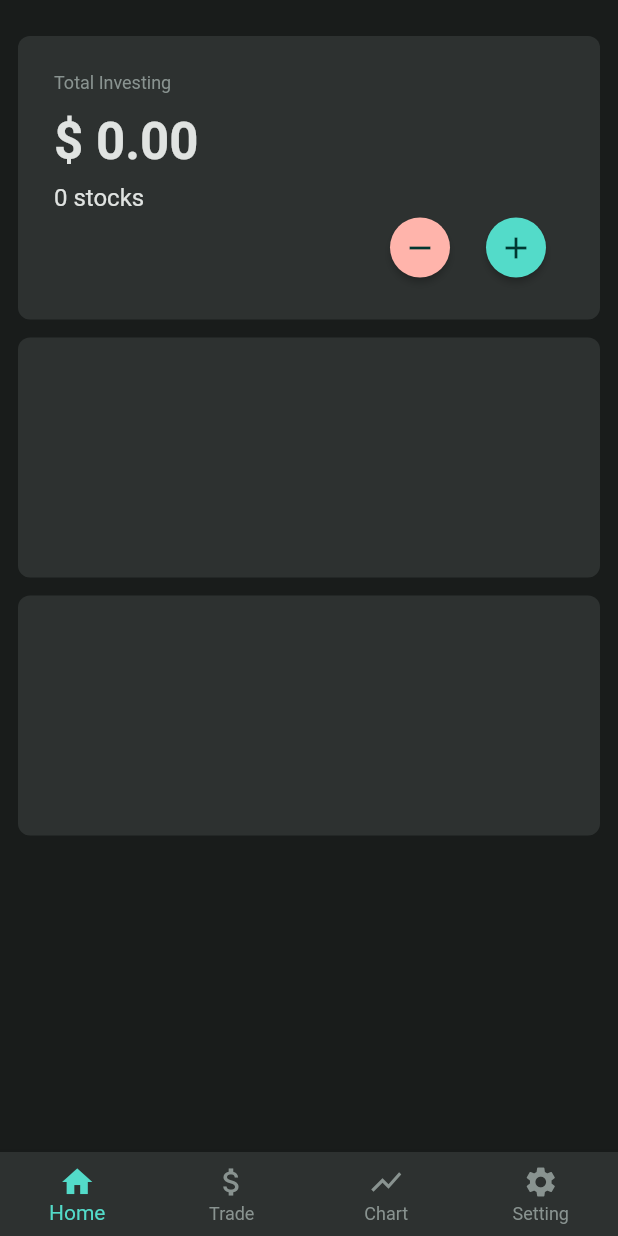
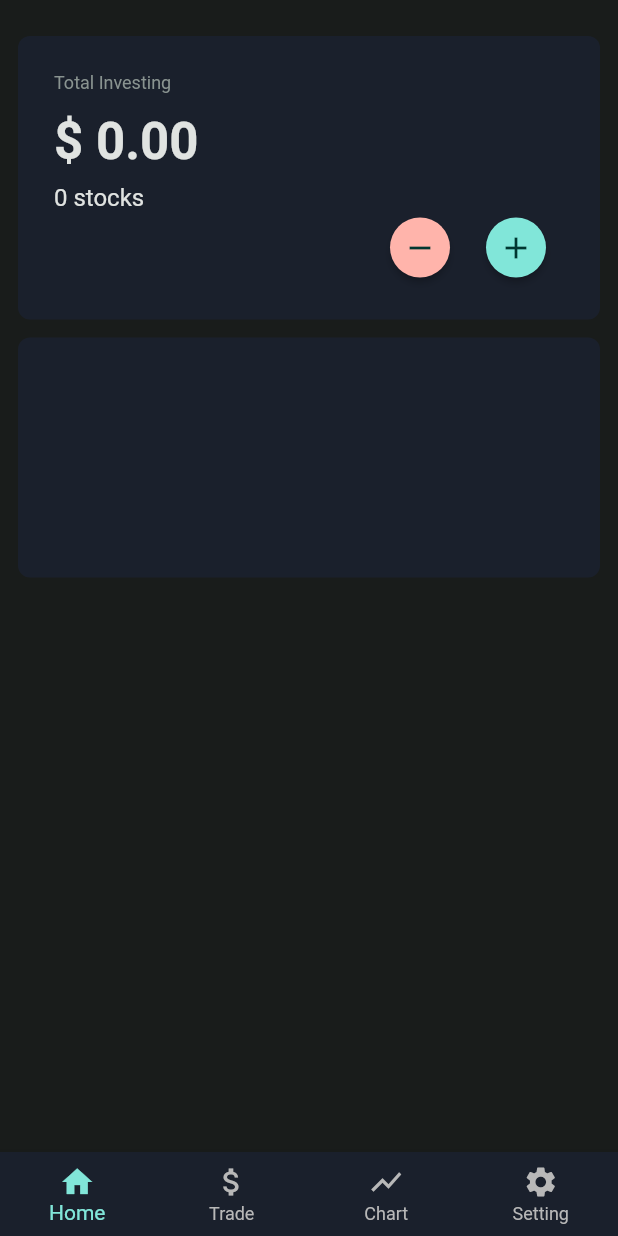
Before and after one commit to raccoon91/raccoon-investment-app, a Flutter app: the HomeScreen screen opened directly, on a phone screen of 412 x 824 dp. Run offline on Flutter 3.47's test engine with Material 2 defaults, Android fonts, the phone set to English and light mode, and no system bars; our stand-ins replace bloc, equatable, flutter_bloc, flutter_dotenv, supabase_flutter; accounts and stored records are empty.

Commit message:
feat: modify group order & home style

```diff
--- a/lib/repository/group_repository.dart
+++ b/lib/repository/group_repository.dart
@@ -9,8 +9,8 @@ class GroupRepository {
       final List data = await supabase
           .from('groups')
           .select('*, favorites ( *, symbols ( * ))')
-          .order('order')
-          .order('order', foreignTable: 'favorites');
+          .order('order', ascending: true)
+          .order('order', foreignTable: 'favorites', ascending: true);
 
       final List<Group> groups =
           data.map((element) => Group.fromJson(element)).toList();
--- a/lib/screen/home_screen.dart
+++ b/lib/screen/home_screen.dart
@@ -25,7 +25,6 @@ class HomeScreen extends StatelessWidget {
               Total(),
               SizedBox(height: 12),
               StockList(),
-              SizedBox(height: 12),
               GroupList(),
             ],
           ),
--- a/lib/theme/theme.dart
+++ b/lib/theme/theme.dart
@@ -1,15 +1,15 @@
 import 'package:flutter/material.dart';
 
 class ThemeClass {
-  Color primary = const Color(0xff53dbc9);
+  Color primary = const Color(0xff81e6d9);
   Color primaryContainer = const Color(0xff005048);
   Color secondary = const Color(0xffb1ccc6);
   Color secondaryContainer = const Color(0xff334b47);
   Color error = const Color(0xffffb4ab);
   Color errorContainer = const Color(0xff93000a);
   Color background = const Color(0xff191c1b);
-  Color outline = const Color(0xff899390);
-  Color surface = const Color(0xff2d3130);
+  Color outline = const Color(0xffb8b8b8);
+  Color surface = const Color(0xff1a202c);
   Color text = const Color(0xffe0e3e1);
   Color caption = const Color(0xff899390);
   Color onPrimary = const Color(0xff003731);
--- a/lib/widget/home/group_list.dart
+++ b/lib/widget/home/group_list.dart
@@ -13,18 +13,11 @@ class GroupList extends StatelessWidget {
       builder: (context, state) {
         return ConstrainedBox(
           constraints: const BoxConstraints(minHeight: 160),
-          child: Container(
-            padding: const EdgeInsets.symmetric(vertical: 16, horizontal: 16),
-            decoration: BoxDecoration(
-              color: Theme.of(context).colorScheme.surface,
-              borderRadius: const BorderRadius.all(Radius.circular(8)),
-            ),
-            child: Column(
-              crossAxisAlignment: CrossAxisAlignment.stretch,
-              children: state.groups.map((group) {
-                return GroupCard(group: group);
-              }).toList(),
-            ),
+          child: Column(
+            crossAxisAlignment: CrossAxisAlignment.stretch,
+            children: state.groups.map((group) {
+              return GroupCard(group: group);
+            }).toList(),
           ),
         );
       },
```
Also changed, not shown: lib/widget/home/group.dart (+14 -13 lines).
